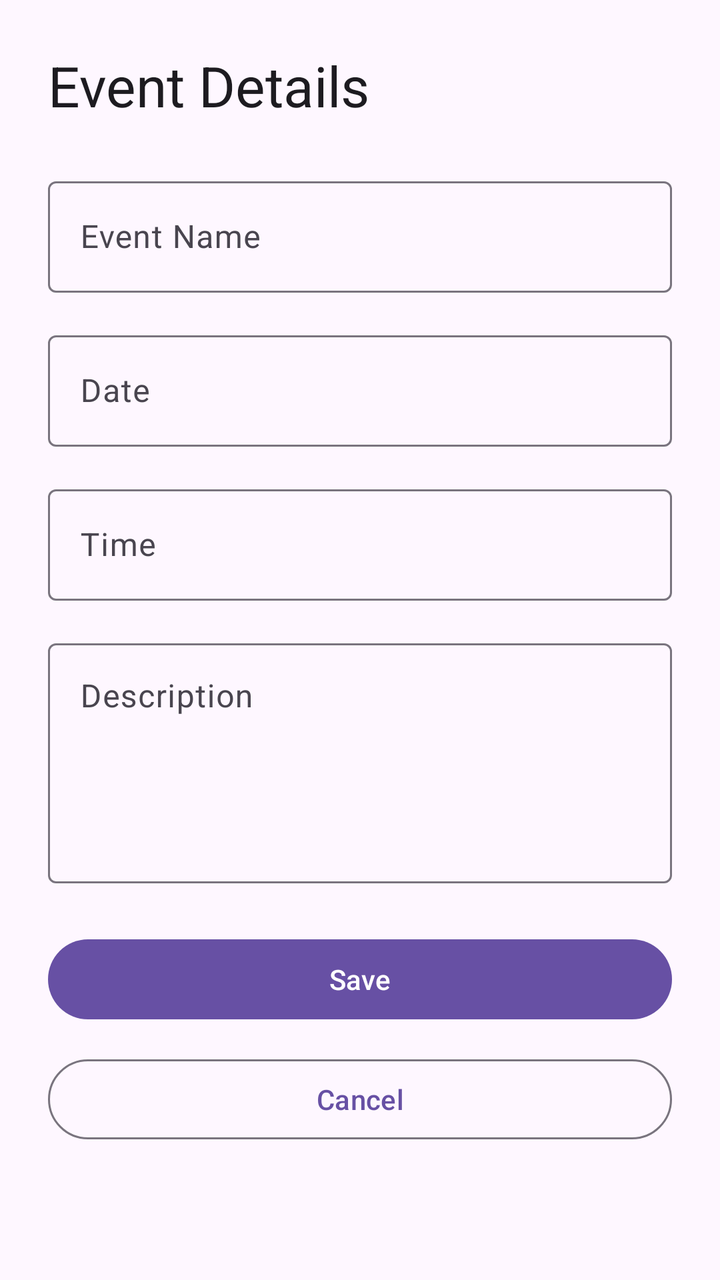
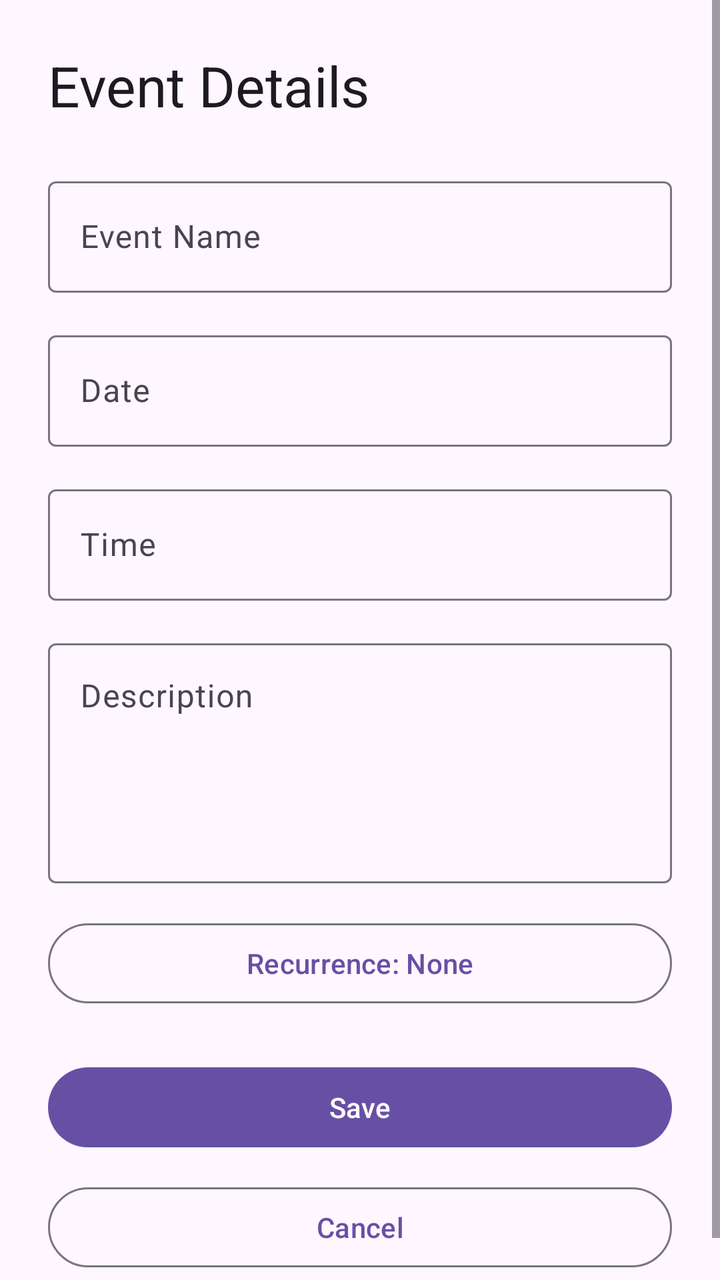

Screens rendered from an Android XML layout before and after an edit, with the pre-edit source and the edit as a unified diff.
<!-- AndroidManifest.xml: application theme Theme.EventTrackerApp -->
<!-- res/layout/fragment_event_details.xml -->
<?xml version="1.0" encoding="utf-8"?>
<ScrollView xmlns:android="http://schemas.android.com/apk/res/android"
    xmlns:app="http://schemas.android.com/apk/res-auto"
    android:layout_width="match_parent"
    android:layout_height="match_parent">

    <androidx.constraintlayout.widget.ConstraintLayout
        android:layout_width="match_parent"
        android:layout_height="wrap_content"
        android:padding="24dp">

        <TextView
            android:id="@+id/textViewTitle"
            android:layout_width="0dp"
            android:layout_height="wrap_content"
            android:text="@string/event_details"
            android:textAppearance="@style/TextAppearance.Material3.HeadlineMedium"
            app:layout_constraintStart_toStartOf="parent"
            app:layout_constraintEnd_toEndOf="parent"
            app:layout_constraintTop_toTopOf="parent"/>

        <com.google.android.material.textfield.TextInputLayout
            android:id="@+id/layoutEventName"
            style="@style/Widget.Material3.TextInputLayout.OutlinedBox"
            android:layout_width="0dp"
            android:layout_height="wrap_content"
            android:layout_marginTop="24dp"
            android:hint="@string/event_name"
            app:layout_constraintTop_toBottomOf="@id/textViewTitle"
            app:layout_constraintStart_toStartOf="parent"
            app:layout_constraintEnd_toEndOf="parent">

            <com.google.android.material.textfield.TextInputEditText
                android:id="@+id/editEventName"
                android:layout_width="match_parent"
                android:layout_height="wrap_content"/>
        </com.google.android.material.textfield.TextInputLayout>

        <com.google.android.material.textfield.TextInputLayout
            android:id="@+id/layoutDate"
            style="@style/Widget.Material3.TextInputLayout.OutlinedBox"
            android:layout_width="0dp"
            android:layout_height="wrap_content"
            android:layout_marginTop="16dp"
            android:hint="@string/date"
            app:layout_constraintTop_toBottomOf="@id/layoutEventName"
            app:layout_constraintStart_toStartOf="parent"
            app:layout_constraintEnd_toEndOf="parent">

            <com.google.android.material.textfield.TextInputEditText
                android:id="@+id/editDate"
                android:layout_width="match_parent"
                android:layout_height="wrap_content"
                android:clickable="true"
                android:cursorVisible="false"
                android:focusable="true"
                android:inputType="none" />
        </com.google.android.material.textfield.TextInputLayout>

        <com.google.android.material.textfield.TextInputLayout
            android:id="@+id/layoutTime"
            style="@style/Widget.Material3.TextInputLayout.OutlinedBox"
            android:layout_width="0dp"
            android:layout_height="wrap_content"
            android:layout_marginTop="16dp"
            android:hint="@string/time"
            app:layout_constraintTop_toBottomOf="@id/layoutDate"
            app:layout_constraintStart_toStartOf="parent"
            app:layout_constraintEnd_toEndOf="parent">

            <com.google.android.material.textfield.TextInputEditText
                android:id="@+id/editTime"
                android:layout_width="match_parent"
                android:layout_height="wrap_content"
                android:clickable="true"
                android:cursorVisible="false"
                android:focusable="true"
                android:inputType="none" />
        </com.google.android.material.textfield.TextInputLayout>

        <com.google.android.material.textfield.TextInputLayout
            android:id="@+id/layoutDescription"
            style="@style/Widget.Material3.TextInputLayout.OutlinedBox"
            android:layout_width="0dp"
            android:layout_height="wrap_content"
            android:layout_marginTop="16dp"
            android:hint="@string/description"
            app:layout_constraintTop_toBottomOf="@id/layoutTime"
            app:layout_constraintStart_toStartOf="parent"
            app:layout_constraintEnd_toEndOf="parent">

            <com.google.android.material.textfield.TextInputEditText
                android:id="@+id/editDescription"
                android:layout_width="match_parent"
                android:layout_height="120dp"
                android:gravity="top"
                android:inputType="textMultiLine"
                android:minLines="4" />

        </com.google.android.material.textfield.TextInputLayout>

        <com.google.android.material.button.MaterialButton
            android:id="@+id/buttonSave"
            android:layout_width="0dp"
            android:layout_height="wrap_content"
            android:layout_marginTop="24dp"
            android:text="@string/save"
            app:layout_constraintTop_toBottomOf="@id/layoutDescription"
            app:layout_constraintStart_toStartOf="parent"
            app:layout_constraintEnd_toEndOf="parent" />

        <com.google.android.material.button.MaterialButton
            android:id="@+id/buttonCancel"
            style="@style/Widget.Material3.Button.OutlinedButton"
            android:layout_width="0dp"
            android:layout_height="wrap_content"
            android:layout_marginTop="12dp"
            android:text="@string/cancel"
            app:layout_constraintTop_toBottomOf="@id/buttonSave"
            app:layout_constraintStart_toStartOf="parent"
            app:layout_constraintEnd_toEndOf="parent" />

        <com.google.android.material.button.MaterialButton
            android:id="@+id/buttonDelete"
            style="@style/Widget.Material3.Button.OutlinedButton"
            android:layout_width="0dp"
            android:layout_height="wrap_content"
            android:layout_marginTop="8dp"
            android:layout_marginBottom="24dp"
            android:text="@string/delete"
            android:visibility="gone"
            app:layout_constraintTop_toBottomOf="@id/buttonCancel"
            app:layout_constraintStart_toStartOf="parent"
            app:layout_constraintEnd_toEndOf="parent"
            app:layout_constraintBottom_toBottomOf="parent" />

    </androidx.constraintlayout.widget.ConstraintLayout>

</ScrollView>
<!-- resources referenced by this layout -->
<resources>
  <string name="cancel">Cancel</string>
  <string name="date">Date</string>
  <string name="delete">Delete</string>
  <string name="description">Description</string>
  <string name="event_details">Event Details</string>
  <string name="event_name">Event Name</string>
  <string name="save">Save</string>
  <string name="time">Time</string>
  <style name="Theme.EventTrackerApp" parent="Base.Theme.EventTrackerApp" />
  <style name="Base.Theme.EventTrackerApp" parent="Theme.Material3.DayNight.NoActionBar">
          
          
      </style>
</resources>

<!-- the commit's change to res/layout/fragment_event_details.xml (unified diff, before → after) -->
@@ -100,12 +100,23 @@
         </com.google.android.material.textfield.TextInputLayout>
 
         <com.google.android.material.button.MaterialButton
+            android:id="@+id/buttonRecurrence"
+            style="@style/Widget.Material3.Button.OutlinedButton"
+            android:layout_width="0dp"
+            android:layout_height="wrap_content"
+            android:layout_marginTop="16dp"
+            android:text="@string/recurrence"
+            app:layout_constraintTop_toBottomOf="@id/layoutDescription"
+            app:layout_constraintStart_toStartOf="parent"
+            app:layout_constraintEnd_toEndOf="parent" />
+
+        <com.google.android.material.button.MaterialButton
             android:id="@+id/buttonSave"
             android:layout_width="0dp"
             android:layout_height="wrap_content"
             android:layout_marginTop="24dp"
             android:text="@string/save"
-            app:layout_constraintTop_toBottomOf="@id/layoutDescription"
+            app:layout_constraintTop_toBottomOf="@id/buttonRecurrence"
             app:layout_constraintStart_toStartOf="parent"
             app:layout_constraintEnd_toEndOf="parent" />
 
<!-- resource entries referenced after the edit -->
@@ -6,6 +6,7 @@
   <string name="description">Description</string>
   <string name="event_details">Event Details</string>
   <string name="event_name">Event Name</string>
+  <string name="recurrence">Recurrence: None</string>
   <string name="save">Save</string>
   <string name="time">Time</string>
   <style name="Theme.EventTrackerApp" parent="Base.Theme.EventTrackerApp" />
